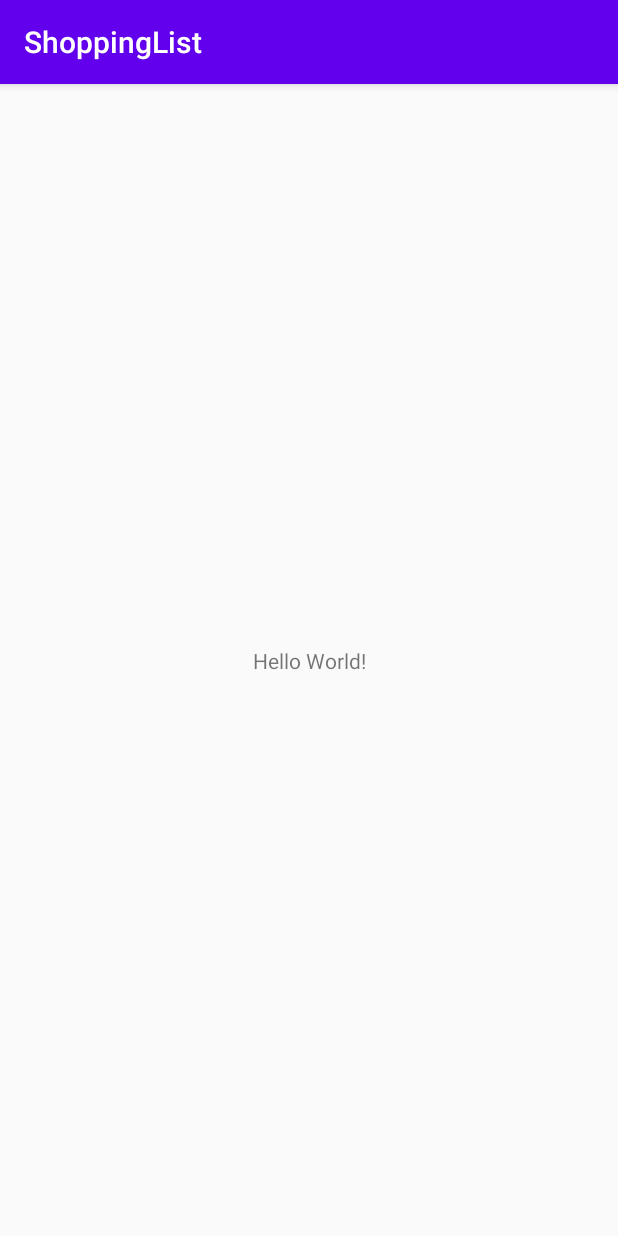
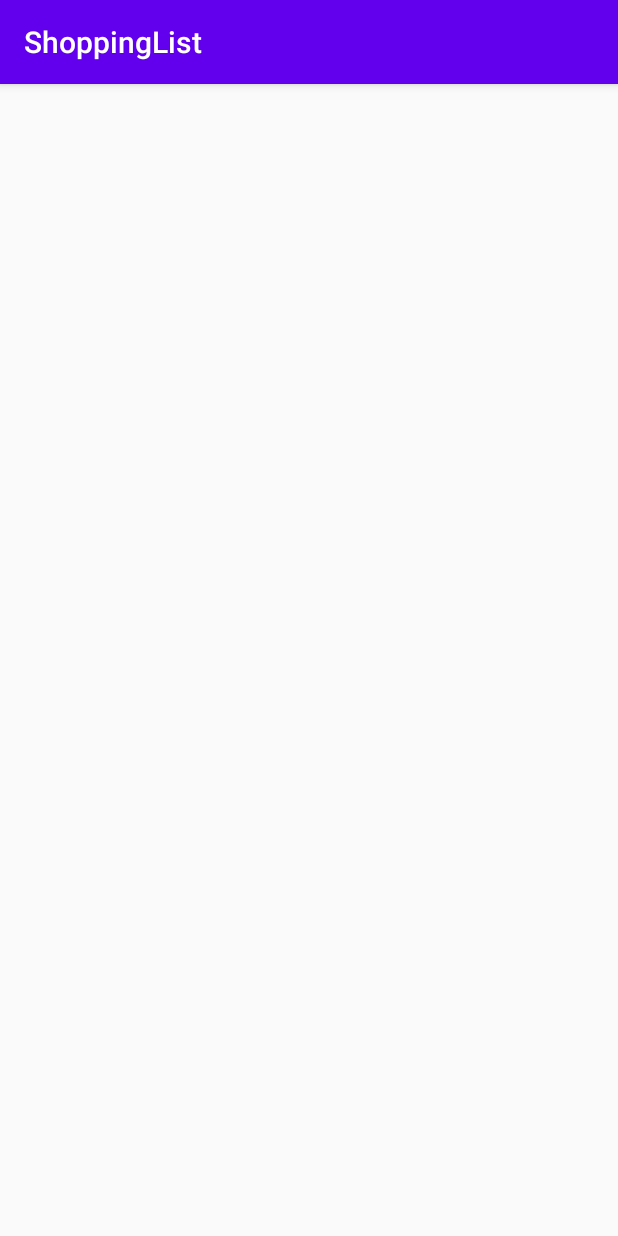
Before and after one commit to hannody/ShoppingList, an Android app: the screen it shows after launch (ShoppingActivity), on a phone screen of 412 x 824 dp. Run offline under Robolectric (Android 15) with nearby library versions, the phone set to English and light mode, and no system bars.

```diff
--- a/src/main/res/layout/activity_main.xml
+++ b/src/main/res/layout/activity_main.xml
@@ -4,15 +4,4 @@
     xmlns:tools="http://schemas.android.com/tools"
     android:layout_width="match_parent"
     android:layout_height="match_parent"
-    tools:context=".ShoppingActivity">
-
-    <TextView
-        android:layout_width="wrap_content"
-        android:layout_height="wrap_content"
-        android:text="Hello World!"
-        app:layout_constraintBottom_toBottomOf="parent"
-        app:layout_constraintLeft_toLeftOf="parent"
-        app:layout_constraintRight_toRightOf="parent"
-        app:layout_constraintTop_toTopOf="parent" />
-
-</androidx.constraintlayout.widget.ConstraintLayout>
+    tools:context=".ShoppingActivity"/>
```
